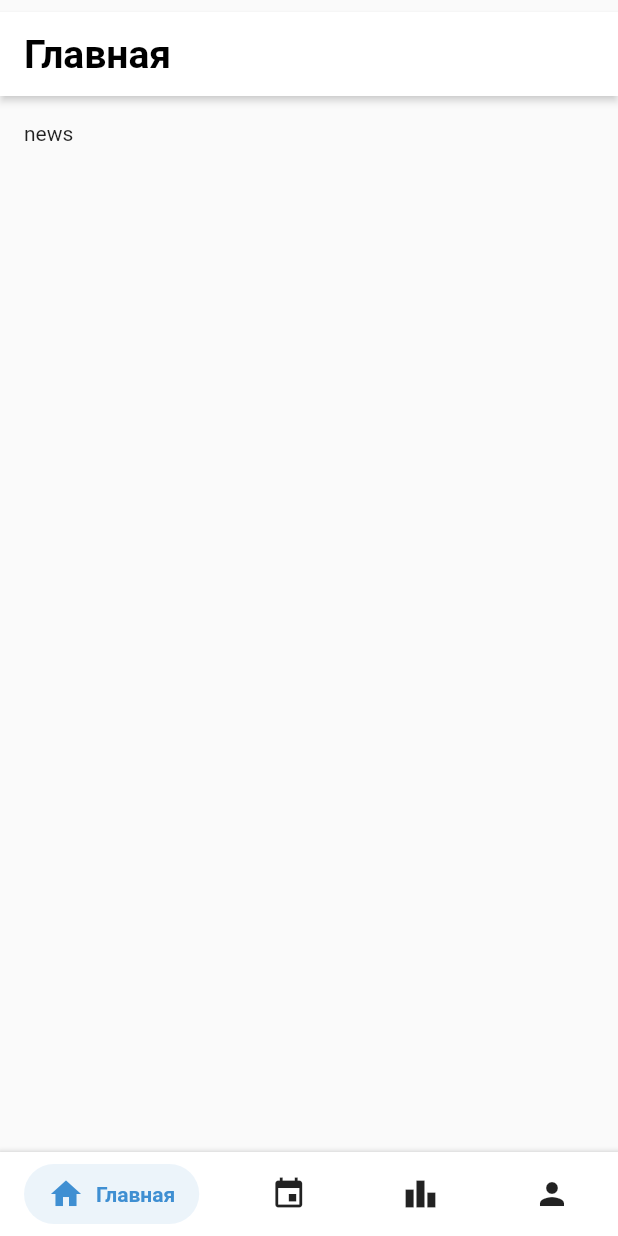
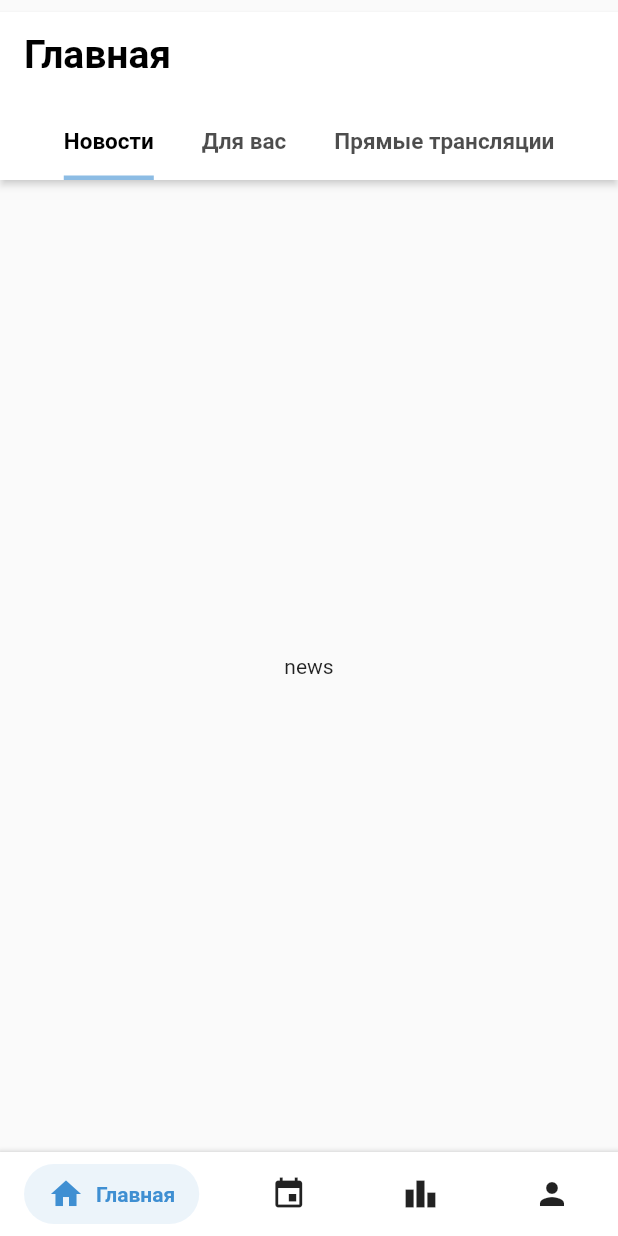
Before and after one commit to plow-development/plow, a Flutter app: the screen it shows after launch, on a phone screen of 412 x 824 dp. Run offline on Flutter 3.47's test engine with Material 2 defaults, Android fonts, the phone set to English and light mode, and no system bars; drawn by our look-alikes of salomon_bottom_bar; missing offline and left inert: yandex_mapkit.

```diff
--- a/lib/main.dart
+++ b/lib/main.dart
@@ -1,8 +1,8 @@
 import 'package:flutter/material.dart';
-import 'package:plow/screens/HomeScreen.dart';
 import 'package:plow/screens/events/CalendarScreen.dart';
 import 'package:plow/screens/events/MapScreen.dart';
 import 'package:plow/screens/main/LiveScreen.dart';
+import 'package:plow/screens/main/MyNewsScreen.dart';
 import 'package:plow/screens/main/NewsScreen.dart';
 import 'package:plow/screens/profile/CabinetScreen.dart';
 import 'package:plow/screens/profile/ProfileScreen.dart';
@@ -15,6 +15,7 @@ import 'package:salomon_bottom_bar/salomon_bottom_bar.dart';
 
 enum Screens {
   news,
+  my_news,
   live,
   map,
   profile,
@@ -61,25 +62,42 @@ class _MainScreenState extends State<MainScreen> {
     Widget body = NewsScreen();
     String appBarTitle = 'Главная';
     List<Widget> actions = [];
+    TabBar? bottom;
+    double height = 65.0;
 
     switch (_screen) {
       case Screens.news:
-        body = NewsScreen();
+        body = _tabView();
+        bottom = _tabBar();
+        height = 120.0;
+        appBarTitle = 'Главная';
+        break;
+      case Screens.my_news:
+        body = _tabView();
+        bottom = _tabBar();
+        height = 120.0;
         appBarTitle = 'Главная';
         break;
       case Screens.live:
-        body = LiveScreen();
+        body = _tabView();
+        bottom = _tabBar();
+        height = 120.0;
         appBarTitle = 'Главная';
         break;
       case Screens.map:
         body = MapScreen();
         appBarTitle = 'Карта';
-        actions.add(IconButton(onPressed: () {
+        actions.add(IconButton(
+            onPressed: () {
               setState(() {
                 _isMap = false;
                 _screen = Screens.calendar;
               });
-        }, icon: Icon(Icons.calendar_month, size: 30.0,)));
+            },
+            icon: Icon(
+              Icons.calendar_month,
+              size: 30.0,
+            )));
         break;
       case Screens.profile:
         body = ProfileScreen();
@@ -100,12 +118,17 @@ class _MainScreenState extends State<MainScreen> {
       case Screens.calendar:
         body = CalendarScreen();
         appBarTitle = 'Календарь';
-        actions.add(IconButton(onPressed: () {
+        actions.add(IconButton(
+            onPressed: () {
               setState(() {
                 _isMap = true;
                 _screen = Screens.map;
               });
-        }, icon: Icon(Icons.map_outlined, size: 30.0,)));
+            },
+            icon: Icon(
+              Icons.map_outlined,
+              size: 30.0,
+            )));
         break;
       case Screens.cabinet:
         body = CabinetScreen();
@@ -117,15 +140,45 @@ class _MainScreenState extends State<MainScreen> {
         break;
     }
 
-    actions.add(SizedBox(width: 12.0,));
+    actions.add(SizedBox(
+      width: 12.0,
+    ));
 
-    return Scaffold(
-      appBar: _appBar(title: appBarTitle, actions: actions),
+    return DefaultTabController(
+      length: 3,
+      child: Scaffold(
+        appBar: _appBar(title: appBarTitle, actions: actions, bottom: bottom, height: height),
         bottomNavigationBar: _bottomNavigationBar(),
-      body: Padding(
-        padding: const EdgeInsets.all(16.0),
-        child: body,
+        body: body,
       ),
+    );
+  }
+
+  TabBar _tabBar() {
+    return TabBar(
+      indicatorSize: TabBarIndicatorSize.label,
+      labelColor: Colors.black,
+      labelStyle: TextStyle(
+        fontSize: 15.0,
+        fontWeight: FontWeight.w600
+      ),
+      indicatorWeight: 3.0,
+      isScrollable: true,
+      tabs: [
+        Tab(text: 'Новости'),
+        Tab(text: 'Для вас'),
+        Tab(text: 'Прямые трансляции'),
+      ],
+    );
+  }
+
+  Widget _tabView() {
+    return TabBarView(
+      children: [
+        NewsScreen(),
+        MyNewsScreen(),
+        LiveScreen(),
+      ],
     );
   }
 
@@ -155,17 +208,14 @@ class _MainScreenState extends State<MainScreen> {
 
   Widget _bottomNavigationBar() {
     return Container(
-      decoration: BoxDecoration(
-          boxShadow: [
+      decoration: BoxDecoration(boxShadow: [
         BoxShadow(
           color: Colors.grey.withOpacity(0.5),
           spreadRadius: 2,
           blurRadius: 2,
           offset: Offset(0, 1), // changes position of shadow
         ),
-          ],
-        color: Colors.white
-      ),
+      ], color: Colors.white),
       padding: const EdgeInsets.symmetric(horizontal: 8.0),
       child: SalomonBottomBar(
         currentIndex: _selectedIndex,
@@ -180,30 +230,39 @@ class _MainScreenState extends State<MainScreen> {
               icon: Icon(Icons.event), title: Text('Мероприятия')),
           SalomonBottomBarItem(
               icon: Icon(Icons.leaderboard), title: Text('Рейтинг')),
-          SalomonBottomBarItem(icon: Icon(Icons.person), title: Text('Кабинет')),
+          SalomonBottomBarItem(
+              icon: Icon(Icons.person), title: Text('Кабинет')),
         ],
       ),
     );
   }
 
-  PreferredSize _appBar({required String title, required List<Widget> actions}) {
+  PreferredSize _appBar(
+      {required String title,
+      required List<Widget> actions,
+      required TabBar? bottom,
+      required double height}) {
     return PreferredSize(
-      preferredSize: Size.fromHeight(65.0),
+      preferredSize: Size.fromHeight(height),
       child: Column(
         children: <Widget>[
           SizedBox(
             height: 8.0,
           ),
-          AppBar(
+          Expanded(
+            child: AppBar(
               centerTitle: false,
+              automaticallyImplyLeading: false,
               backgroundColor: Colors.white,
               foregroundColor: Colors.black,
               elevation: 2.0,
               shadowColor: Colors.grey.withOpacity(0.5),
               actions: actions,
+              bottom: bottom,
               title: Text(
                 title,
                 style: TextStyle(fontWeight: FontWeight.bold, fontSize: 26.0),
+              ),
             ),
           ),
         ],
--- a/lib/screens/main/LiveScreen.dart
+++ b/lib/screens/main/LiveScreen.dart
@@ -5,7 +5,7 @@ class LiveScreen extends StatelessWidget {
 
   @override
   Widget build(BuildContext context) {
-    return Text('loh');
+    return Center(child: Text('live'));
   }
 
 }
--- a/lib/screens/main/NewsScreen.dart
+++ b/lib/screens/main/NewsScreen.dart
@@ -5,7 +5,6 @@ class NewsScreen extends StatelessWidget {
 
   @override
   Widget build(BuildContext context) {
-    return Text('news');
+    return Center(child: Text('news'));
   }
-
 }
--- a/pubspec.yaml
+++ b/pubspec.yaml
@@ -35,6 +35,7 @@ dependencies:
   # Use with the CupertinoIcons class for iOS style icons.
   cupertino_icons: ^1.0.2
   salomon_bottom_bar: ^3.3.1
+  yandex_mapkit: ^3.0.2
 
 dev_dependencies:
   flutter_test:
```
Also changed, not shown: lib/screens/HomeScreen.dart (deleted, +0 -23 lines), lib/screens/events/MapScreen.dart (+16 -3 lines), lib/screens/main/MyNewsScreen.dart (added, +11 -0 lines), pubspec.lock, 8 other files. Lines whose indentation alone changed are shown as unchanged.
